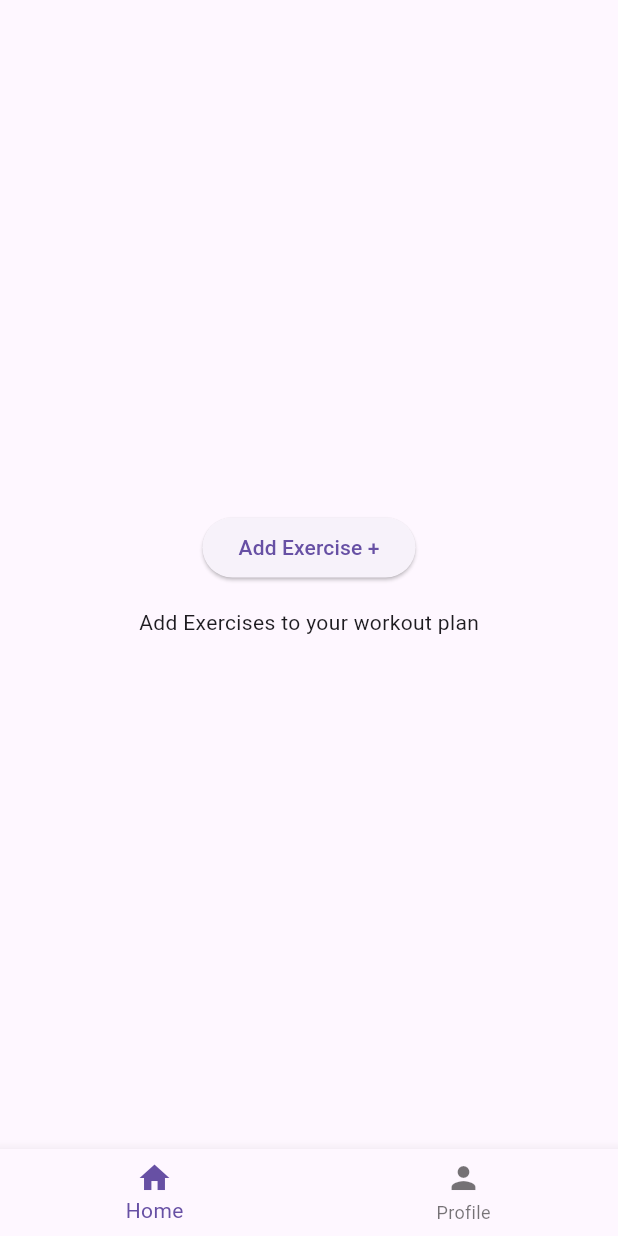
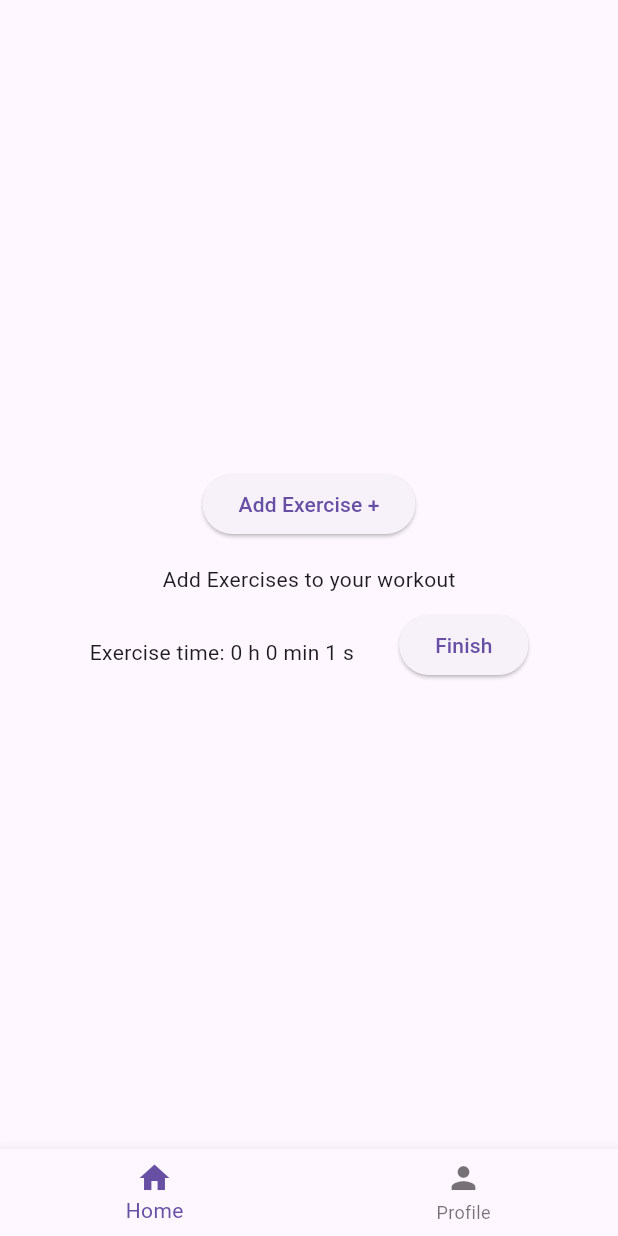
Before and after one commit to Masuxd/TrainingTracker, a Flutter app: the MainLayout screen opened directly, after a tap on "Plan a workout", on a phone screen of 412 x 824 dp. Run offline on Flutter 3.47's test engine with Material 3 defaults, Android fonts, the phone set to English and light mode, and no system bars; our stand-ins replace flutter_login, font_awesome_flutter.

Commit message:
Feat: Add exercise model and update workout components

```diff
--- /dev/null
+++ b/frontend/lib/common/models/exercise.dart
@@ -0,0 +1,31 @@
+class Exercise {
+  final String name;
+  bool isWeight = false;
+  bool isDistance = false;
+  bool isTime = false;
+
+  Exercise({
+    required this.name,
+    required this.isWeight,
+    required this.isDistance,
+    required this.isTime,
+  });
+
+  factory Exercise.fromJson(Map<String, dynamic> json) {
+    return Exercise(
+      name: json['name'],
+      isWeight: json['isWeight'],
+      isDistance: json['isDistance'],
+      isTime: json['isTime'],
+    );
+  }
+
+  Map<String, dynamic> toJson() {
+    return {
+      'name': name,
+      'isWeight': isWeight,
+      'isDistance': isDistance,
+      'isTime': isTime,
+    };
+  }
+}
--- a/frontend/lib/common/widgets/select_workout.dart
+++ b/frontend/lib/common/widgets/select_workout.dart
@@ -1,10 +1,8 @@
 import 'package:flutter/material.dart';
 import '../../mockExercises.dart';
+import '../models/exercise.dart';
 
 class SelectWorkout extends StatefulWidget {
-  //final List<String> options = mockExercises.keys.toList();
-  //const SelectWorkout({super.key});
-
   @override
   State<StatefulWidget> createState() => _SelectWorkoutState();
 
@@ -25,7 +23,7 @@ class _SelectWorkoutState extends State<SelectWorkout> {
   @override
   void initState() {
     super.initState();
-    options = mockExercises.keys.toList();
+    options = mockExercises.map((exercise) => exercise.name).toList();
     filteredOptions = List.from(options);
     searchController.addListener(_onSearchChanged);
   }
--- a/frontend/lib/mockExercises.dart
+++ b/frontend/lib/mockExercises.dart
@@ -1,19 +1,24 @@
+import './common/models/exercise.dart';
+
 // 'Name', 'Weight', 'Distance', 'Time'
 
-Map<String, Map<String, bool>> mockExercises = {
-  'Barbell Curl': {
-    'Weight': true,
-    'Distance': false,
-    'Time': false,
-  },
-  'Treadmill': {
-    'Weight': false,
-    'Distance': true,
-    'Time': true,
-  },
-  'Rowing Machine': {
-    'Weight': false,
-    'Distance': true,
-    'Time': true,
-  },
-};
+List<Exercise> mockExercises = [
+  Exercise(
+    name: 'Barbell Curl',
+    isWeight: true,
+    isDistance: false,
+    isTime: false,
+  ),
+  Exercise(
+    name: 'Treadmill',
+    isWeight: false,
+    isDistance: true,
+    isTime: true,
+  ),
+  Exercise(
+    name: 'Rowing Machine',
+    isWeight: false,
+    isDistance: true,
+    isTime: true,
+  ),
+];
--- a/frontend/lib/plan_workout.dart
+++ b/frontend/lib/plan_workout.dart
@@ -3,6 +3,9 @@ import 'package:provider/provider.dart';
 import 'common/widgets/layout_widget.dart';
 import 'common/widgets/workout_widget.dart';
 import 'common/widgets/select_workout.dart';
+import './common/models/exercise.dart';
+import 'mockExercises.dart';
+import 'dart:async';
 
 class PlanWorkout extends StatelessWidget {
   const PlanWorkout({super.key});
@@ -12,21 +15,54 @@ class PlanWorkout extends StatelessWidget {
     return ChangeNotifierProvider(
       create: (context) => PlanWorkoutState(),
       child: MainLayout(
+        currentIndex: 0,
         child: PlanWorkoutScreen(),
-        currentIndex: 0,
       ),
     );
   }
 }
 
 class PlanWorkoutState extends ChangeNotifier {
+  late Timer _timer;
+  int _seconds = 0;
+  int _minutes = 0;
+  int _hours = 0;
+
   bool hasWorkout = false;
-  String? selectedWorkout;
+  List<Exercise> workouts = [];
 
-  void setWorkout(String? workout) {
-    selectedWorkout = workout;
+  PlanWorkoutState() {
+    _timer = Timer.periodic(const Duration(seconds: 1), (Timer timer) {
+      _seconds++;
+
+      if (_seconds == 60) {
+        _seconds = 0;
+        _minutes++;
+      }
+
+      if (_minutes == 60) {
+        _minutes = 0;
+        _hours++;
+      }
+
+      notifyListeners();
+    });
+  }
+
+  int get seconds => _seconds;
+  int get minutes => _minutes;
+  int get hours => _hours;
+
+  void addWorkout(Exercise workout) {
+    workouts.add(workout);
     hasWorkout = true;
     notifyListeners();
+  }
+
+  @override
+  void dispose() {
+    _timer.cancel();
+    super.dispose();
   }
 }
 
@@ -42,7 +78,9 @@ class PlanWorkoutScreen extends StatelessWidget {
               final selectWorkout = SelectWorkout();
               String? selectedWorkout = await selectWorkout.show(context);
               if (selectedWorkout != null) {
-                context.read<PlanWorkoutState>().setWorkout(selectedWorkout);
+                Exercise selectedExercise = mockExercises
+                    .firstWhere((exercise) => exercise.name == selectedWorkout);
+                context.read<PlanWorkoutState>().addWorkout(selectedExercise);
               }
             },
             child: Text('Add Exercise +'),
@@ -54,14 +92,48 @@ class PlanWorkoutScreen extends StatelessWidget {
               child,
             ) {
               return workoutState.hasWorkout
-                  ? WorkoutWidget(selectedWorkout: workoutState.selectedWorkout)
+                  ? SizedBox(
+                      height: 500,
+                      child: ListView.builder(
+                        itemCount: workoutState.workouts.length,
+                        itemBuilder: (context, index) {
+                          return WorkoutWidget(
+                            selectedExercise: workoutState.workouts[index],
+                          );
+                        },
+                      ),
+                    )
                   : Column(
                       children: [
                         SizedBox(height: 16),
-                        Text('Add Exercises to your workout plan'),
+                        Text('Add Exercises to your workout'),
                       ],
                     );
             },
+          ),
+          Row(
+            mainAxisAlignment: MainAxisAlignment.center,
+            children: [
+              Consumer<PlanWorkoutState>(
+                builder: (context, workoutState, child) {
+                  return Padding(
+                    padding: const EdgeInsets.only(top: 20),
+                    child: Text(
+                      'Exercise time: ${workoutState.hours} h ${workoutState.minutes} min ${workoutState.seconds} s',
+                      style: const TextStyle(fontSize: 14),
+                    ),
+                  );
+                },
+              ),
+              SizedBox(width: 30),
+              Padding(
+                padding: const EdgeInsets.only(top: 10.0),
+                child: ElevatedButton(
+                  onPressed: () {},
+                  child: Text('Finish'),
+                ),
+              ),
+            ],
           ),
         ],
       ),
--- a/frontend/lib/start_workout.dart
+++ b/frontend/lib/start_workout.dart
@@ -3,6 +3,8 @@ import 'package:provider/provider.dart';
 import 'common/widgets/layout_widget.dart';
 import 'common/widgets/workout_widget.dart';
 import 'common/widgets/select_workout.dart';
+import './common/models/exercise.dart';
+import 'mockExercises.dart';
 import 'dart:async';
 
 class StartWorkout extends StatelessWidget {
@@ -27,7 +29,7 @@ class StartWorkoutState extends ChangeNotifier {
   int _hours = 0;
 
   bool hasWorkout = false;
-  List<String> workouts = [];
+  List<Exercise> workouts = [];
 
   StartWorkoutState() {
     _timer = Timer.periodic(const Duration(seconds: 1), (Timer timer) {
@@ -51,7 +53,7 @@ class StartWorkoutState extends ChangeNotifier {
   int get minutes => _minutes;
   int get hours => _hours;
 
-  void addWorkout(String workout) {
+  void addWorkout(Exercise workout) {
     workouts.add(workout);
     hasWorkout = true;
     notifyListeners();
@@ -76,7 +78,9 @@ class StartWorkoutScreen extends StatelessWidget {
               final selectWorkout = SelectWorkout();
               String? selectedWorkout = await selectWorkout.show(context);
               if (selectedWorkout != null) {
-                context.read<StartWorkoutState>().addWorkout(selectedWorkout);
+                Exercise selectedExercise = mockExercises
+                    .firstWhere((exercise) => exercise.name == selectedWorkout);
+                context.read<StartWorkoutState>().addWorkout(selectedExercise);
               }
             },
             child: Text('Add Exercise +'),
@@ -94,7 +98,7 @@ class StartWorkoutScreen extends StatelessWidget {
                         itemCount: workoutState.workouts.length,
                         itemBuilder: (context, index) {
                           return WorkoutWidget(
-                            selectedWorkout: workoutState.workouts[index],
+                            selectedExercise: workoutState.workouts[index],
                           );
                         },
                       ),
```
Also changed, not shown: frontend/lib/common/widgets/workout_widget.dart (+34 -6 lines).
